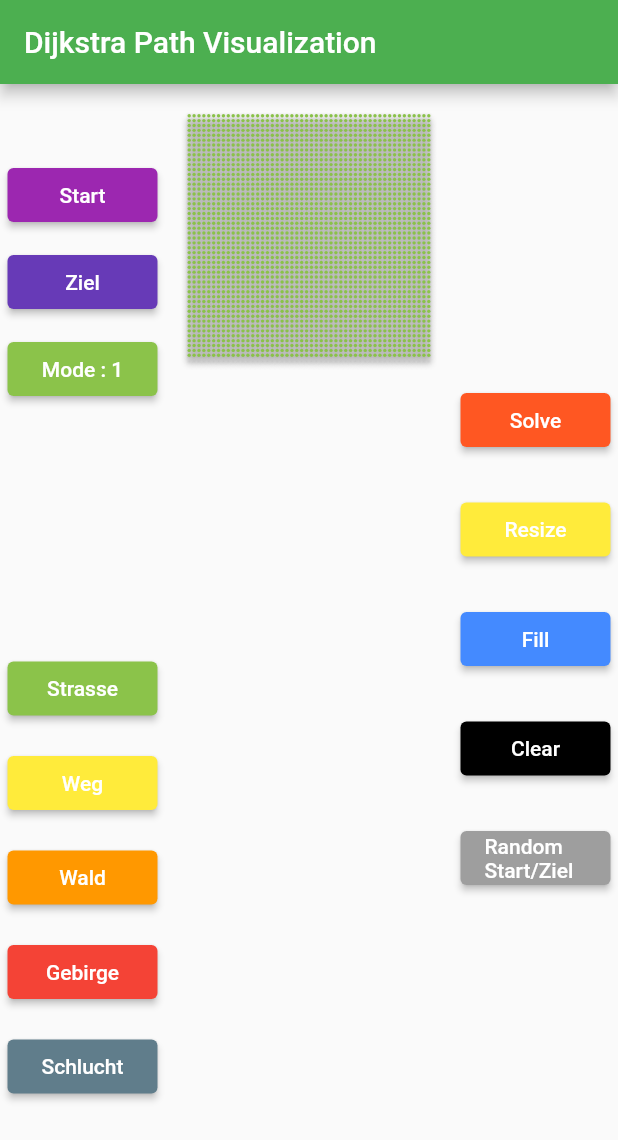
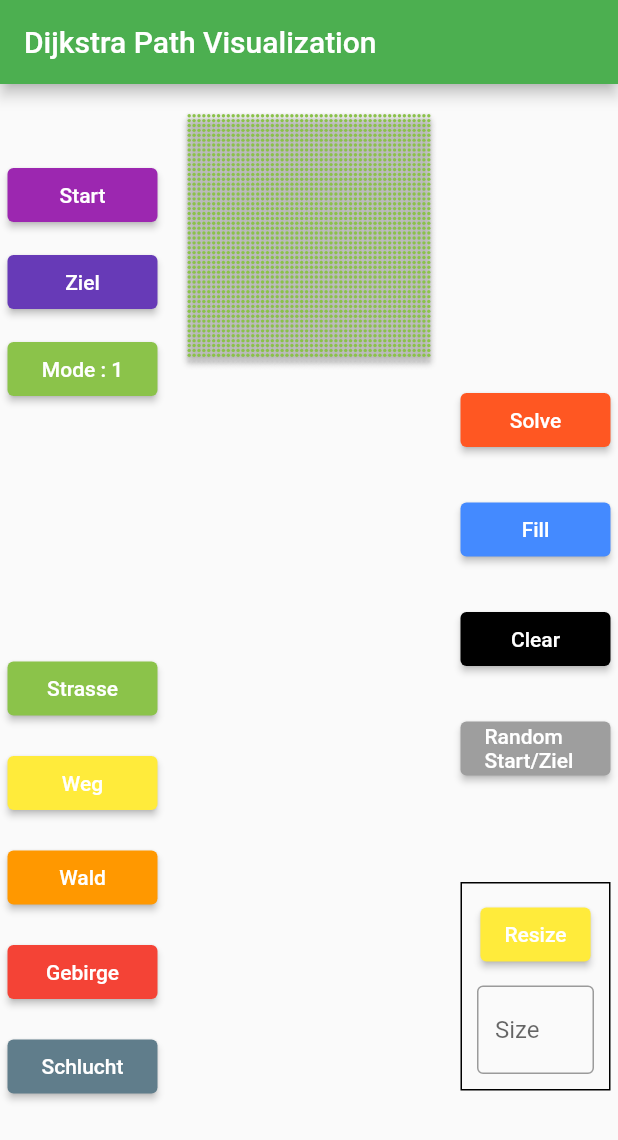
Before and after one commit to Karlosbubi/Io, a Flutter app: the screen it shows after launch, after a tap on "Random Start/Ziel", on a phone screen of 412 x 824 dp. Shown: the top 1140 px of the screen. Run offline on Flutter 3.47's test engine with Material 2 defaults, Android fonts, the phone set to English and light mode, and no system bars; missing offline and left inert: event.

Commit message:
Dart Styleguides

```diff
--- a/front/lib/grid.dart
+++ b/front/lib/grid.dart
@@ -64,7 +64,7 @@ class NodeWidget extends StatelessWidget {
 
   final Function(int, int) update;
 
-  NodeWidget(
+  const NodeWidget(
     this.x,
     this.y,
     this.value,
@@ -77,9 +77,9 @@ class NodeWidget extends StatelessWidget {
   Widget build(BuildContext context) {
     return ElevatedButton(
       style: ButtonStyle(backgroundColor: MaterialStateProperty.all(colour)),
-      child: Text(
+      child: const Text(
         " ",
-        style: const TextStyle(fontSize: 15.0),
+        style: TextStyle(fontSize: 15.0),
       ),
       onPressed: () => update(x, y),
     );
--- a/front/lib/service/grid_service.dart
+++ b/front/lib/service/grid_service.dart
@@ -1,6 +1,7 @@
 import 'dart:math';
 
 import 'package:flutter/material.dart';
+// ignore: unused_import
 import 'package:front/grid.dart';
 // dart code file
 import 'package:event/event.dart';
@@ -12,6 +13,10 @@ class GridService {
   }
 
   GridService._() {
+    makeValues(size);
+  }
+
+  makeValues(int s) {
     values = [];
 
     for (int x = 0; x < size; x++) {
@@ -37,58 +42,56 @@ class GridService {
   int endY = 0;
   // die hier müssen noch definiert werden und nicht unbedingt als Variable abgespeichert sein
 
-  static const int Strasse = 1;
-  static const int Weg = 2;
-  static const int Wald = 3;
-  static const int Berg = 4;
-  static const int Schlucht = 5;
-  static const int Start = 98;
-  static const int Ziel = 99;
-  static const int Path = 0;
+  static const int strasse = 1;
+  static const int weg = 2;
+  static const int wald = 3;
+  static const int berg = 4;
+  static const int schlucht = 5;
+  static const int start = 98;
+  static const int ziel = 99;
+  static const int path = 0;
 
   //
   void updateColor(int x, int y) {
-    if (mode == Start) {
+    if (mode == start) {
       mode = 1;
       updateColor(startX, startY);
       startX = x;
       startY = y;
-      mode = Start;
+      mode = start;
     }
-    if (mode == Ziel) {
+    if (mode == ziel) {
       mode = 1;
       updateColor(endX, endY);
       endX = x;
       endY = y;
-      mode = Ziel;
+      mode = ziel;
     }
     values[x][y] = mode;
   }
 
   Color modeToColor(int m) {
     switch (m) {
-      case Weg:
+      case weg:
         return Colors.yellow;
 
-      case Wald:
+      case wald:
         return Colors.orange;
-
-      case Berg:
+      case berg:
         return Colors.red;
-
-      case Schlucht:
+      case schlucht:
         return Colors.blueGrey;
 
-      case Path:
+      case path:
         return Colors.lightBlueAccent;
 
-      case Start:
+      case start:
         return Colors.purple;
 
-      case Ziel:
+      case ziel:
         return Colors.deepPurple;
 
-      case Strasse:
+      case strasse:
       default:
         return Colors.lightGreen;
     }
@@ -122,7 +125,7 @@ class GridService {
   gridSZ() {
     int b = 0;
     int c = 0;
-    int d = Start;
+    int d = start;
     int speicher = mode;
     var a = Random();
     for (int i = 0; i < 2; i++) {
--- a/front/lib/toolbar.dart
+++ b/front/lib/toolbar.dart
@@ -23,15 +23,6 @@ class Toolbar extends StatelessWidget {
                     GridService().update.broadcast();
                   },
                   child: const Text("Solve"))),
-          Container(
-              margin: const EdgeInsets.only(top: 10, bottom: 15),
-              width: 100,
-              child: ElevatedButton(
-                  style: ButtonStyle(
-                      backgroundColor:
-                          MaterialStateProperty.all(Colors.yellow)),
-                  onPressed: () => {GridService().update.broadcast()},
-                  child: const Text("Resize"))),
           Container(
               margin: const EdgeInsets.only(top: 10, bottom: 15),
               width: 100,
@@ -66,6 +57,45 @@ class Toolbar extends StatelessWidget {
                     GridService().update.broadcast();
                   },
                   child: const Text("Random Start/Ziel"))),
+          Container(
+              margin: const EdgeInsets.only(top: 50, bottom: 15),
+              padding: const EdgeInsets.only(top: 10),
+              width: 100,
+              decoration: BoxDecoration(
+                //color: Colors.yellowAccent,
+                border: Border.all(color: Colors.black),
+                //boxShadow: [BoxShadow(color: Colors.amber)],
+              ),
+              child: Column(
+                children: [
+                  ElevatedButton(
+                      style: ButtonStyle(
+                          backgroundColor:
+                              MaterialStateProperty.all(Colors.yellow)),
+                      onPressed: () {
+                        GridService().makeValues(GridService().size);
+                        GridService().update.broadcast();
+                      },
+                      child: const Text("Resize")),
+                  Container(
+                    margin: const EdgeInsets.all(10),
+                    child: TextFormField(
+                      //initialValue: "20",
+                      decoration: const InputDecoration(
+                          hintText: "Size",
+                          focusedBorder: OutlineInputBorder(
+                              borderSide:
+                                  BorderSide(color: Colors.deepOrangeAccent)),
+                          border: OutlineInputBorder(
+                              borderSide:
+                                  BorderSide(color: Colors.yellowAccent))),
+                      onChanged: (content) {
+                        GridService().size = int.parse(content);
+                      },
+                    ),
+                  ),
+                ],
+              )),
         ],
       ),
     );
```
